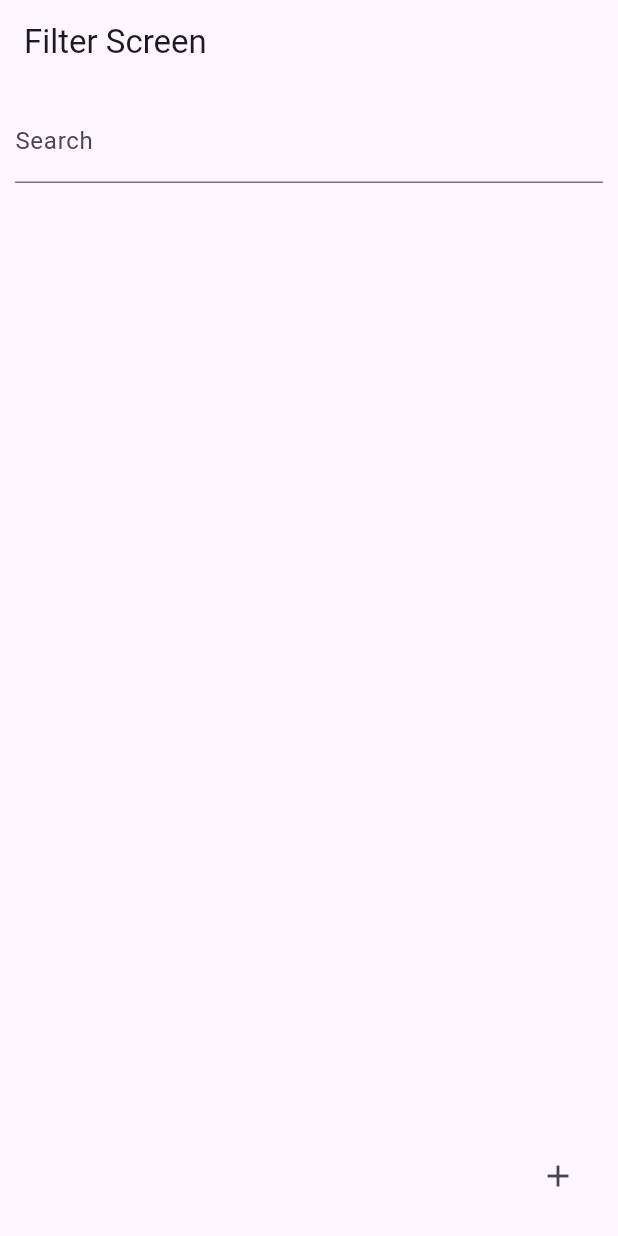
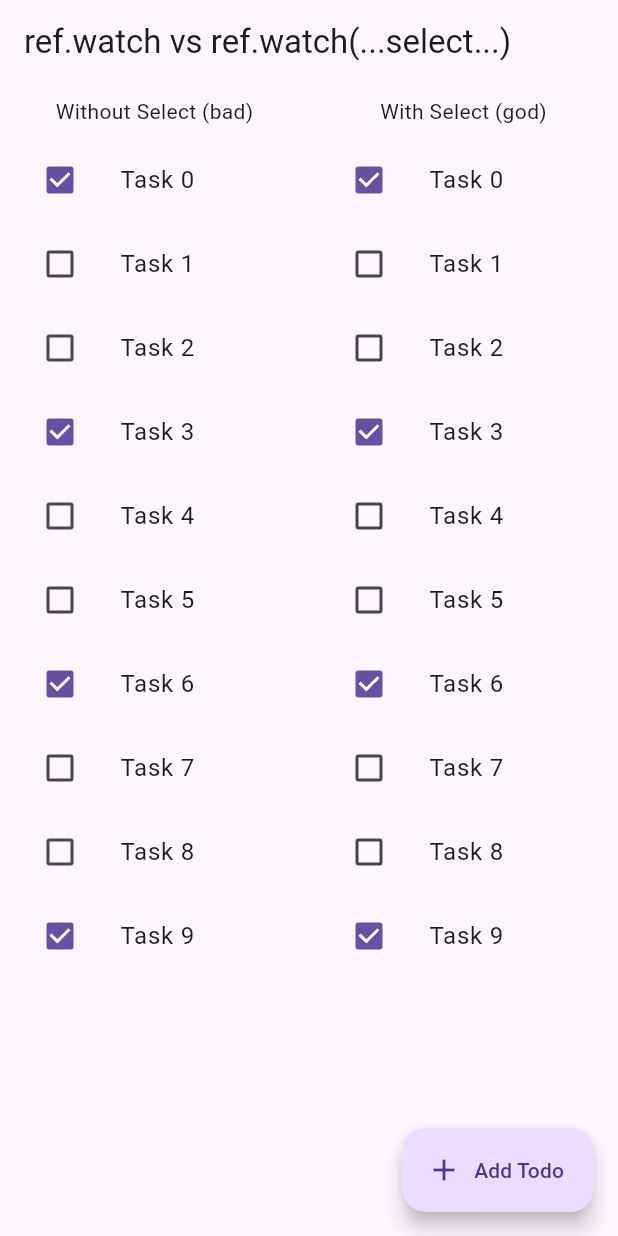
Before and after one commit to Gohelkrish173/Riverpod_Demo, a Flutter app: the screen it shows after launch, on a phone screen of 412 x 824 dp. Run offline on Flutter 3.47's test engine with Material 3 defaults, Android fonts, the light colour scheme and no system bars; our stand-ins replace flutter_riverpod.

Commit message:
Add Example of .select and change in word file

```diff
--- a/lib/Section 3/Computed And Derieved Providers/computed_derived_filter_screen.dart
+++ b/lib/Section 3/Computed And Derieved Providers/computed_derived_filter_screen.dart
@@ -1,7 +1,9 @@
 
 import 'package:flutter/material.dart';
 import 'package:flutter_riverpod/flutter_riverpod.dart';
-import 'package:riverpod_exercise/Section%203/Computed%20And%20Derieved%20Providers/computed_derived_providers.dart';
+
+import 'computed_derived_providers.dart';
+
 
 class FilterScreen extends ConsumerWidget {
   const FilterScreen({super.key});
--- a/lib/Section 3/Computed And Derieved Providers/derived_screen.dart
+++ b/lib/Section 3/Computed And Derieved Providers/derived_screen.dart
@@ -1,7 +1,9 @@
 
 import 'package:flutter/material.dart';
 import 'package:flutter_riverpod/flutter_riverpod.dart';
-import 'package:riverpod_exercise/Section%203/Computed%20And%20Derieved%20Providers/computed_derived_providers.dart';
+
+import 'computed_derived_providers.dart';
+
 
 class SumScreen extends ConsumerWidget {
   const SumScreen({super.key});
--- /dev/null
+++ b/lib/Section 3/Select Operations/select_list_screen.dart
@@ -0,0 +1,138 @@
+
+import 'package:flutter/material.dart';
+import 'package:flutter_riverpod/flutter_riverpod.dart';
+
+import 'package:riverpod_exercise/Section2/StateNotifierDemo/todo_example/todo_model.dart';
+import '../../Section2/StateNotifierDemo/todo_example/todo_provider_controller.dart';
+
+class CompareSelectSelect extends ConsumerWidget {
+  const CompareSelectSelect({super.key});
+
+  @override
+  Widget build(BuildContext context,WidgetRef ref) {
+    final notifier = ref.read(todoListProvider.notifier);
+    return Scaffold(
+      appBar: AppBar(title: Text('ref.watch vs ref.watch(...select...)'),),
+      body: Row(
+        children: [
+          // Left watches whole list (no select)
+          Expanded(
+            child: Column(
+              children: [
+                Padding(padding: EdgeInsets.all(8.0),
+                  child: Text('Without Select (bad)'),
+                ),
+                Expanded(child: TodoListWithoutSelect()),
+              ],
+            )
+          ),
+
+          // Right Side: use Select (good)
+          Expanded(
+            child: Column(
+              children: [
+                Padding(padding: EdgeInsets.all(8.0),
+                  child: Text('With Select (god)'),
+                ),
+                Expanded(child: TodoListWithSelect()),
+              ],
+            ),
+          ),
+        ],
+      ),
+      floatingActionButton: FloatingActionButton.extended(
+        onPressed: ()=>notifier.add('New Task ${DateTime.now().second}'),
+        label : Text('Add Todo'),
+        icon: Icon(Icons.add),
+      ),
+    );
+  }
+}
+
+class TodoListWithoutSelect extends ConsumerWidget {
+  const TodoListWithoutSelect({super.key});
+
+  @override
+  Widget build(BuildContext context,WidgetRef ref) {
+    final todos = ref.watch(todoListProvider);
+    return ListView.builder(
+      itemCount: todos.length,
+      itemBuilder: (_, i) {
+        final todo = todos[i];
+        return TodoItemWithoutSelect(todo : todo);
+      },
+    );
+  }
+}
+
+class TodoItemWithoutSelect extends ConsumerWidget {
+  final TodoModel todo;
+  const TodoItemWithoutSelect({required this.todo,super.key});
+
+  @override
+  Widget build(BuildContext context,WidgetRef ref) {
+    final notifier = ref.read(todoListProvider.notifier);
+    // print to see rebuild
+    print('WithoutSelect: build item ${todo.id}');
+
+    return ListTile(
+      title: Text(todo.title),
+      leading: Checkbox(
+        value: todo.completed,
+        onChanged: (_){
+          notifier.update(id:todo.id,completed: !todo.completed);
+        }
+      ),
+    );
+  }
+}
+
+class TodoListWithSelect extends ConsumerWidget {
+  const TodoListWithSelect({super.key});
+
+  @override
+  Widget build(BuildContext context,WidgetRef ref) {
+    // it is read only single time and rebuild when list length would be changed.
+    final todos = ref.watch(todoListProvider);
+    return ListView.builder(
+      itemCount: todos.length,
+      itemBuilder: (_, i) {
+        final title = ref.read(todoListProvider)[i].title;
+        final id = ref.read(todoListProvider)[i].id;
+        return TodoItemWithSelect(todoId : id,title : title);
+      },
+    );
+  }
+}
+
+class TodoItemWithSelect extends ConsumerWidget {
+  final int todoId;
+  final String title;
+  const TodoItemWithSelect({required this.todoId,required this.title,super.key});
+
+  @override
+  Widget build(BuildContext context,WidgetRef ref) {
+    final completed = ref.watch(
+      todoListProvider.select((list){
+        // this is runs on provider change, but the resulting bool is Completed with ==,
+        // so widget rebuilds only when the bool toggles.
+        final t = list.firstWhere((t)=> t.id == todoId);
+        return t.completed;
+      }),
+    );
+    // print to see rebuild
+    print('WithSelect: build item ${todoId} - completed $completed');
+
+    final notifier = ref.read(todoListProvider.notifier);
+
+    return ListTile(
+      title: Text(title),
+      leading: Checkbox(
+          value: completed,
+          onChanged: (_){
+            notifier.update(id:todoId,completed: !completed);
+          }
+      ),
+    );
+  }
+}
--- /dev/null
+++ b/lib/Section 3/Select Operations/select_simple_demo.dart
@@ -0,0 +1,43 @@
+
+import 'package:flutter/material.dart';
+import 'package:flutter_riverpod/flutter_riverpod.dart';
+import 'package:flutter_riverpod/legacy.dart';
+import 'package:riverpod_exercise/Section2/StateNotifierDemo/todo_example/todo_model.dart';
+
+final simpleSelectProvider = StateProvider((ref)=>TodoModel(id: 1, title: "Cricket Playing", completed: false));
+
+class SimpleSelectDemo extends ConsumerWidget {
+  const SimpleSelectDemo({super.key});
+
+  @override
+  Widget build(BuildContext context,WidgetRef ref) {
+    final completed = ref.watch(simpleSelectProvider.select((t)=>t.completed));
+    final title = ref.watch(simpleSelectProvider).title;
+    print('Rebuild');
+    return Scaffold(
+      appBar: AppBar(title: Text('Simple Select Demo'),),
+      body: Column(
+        children: [
+          Text("With Select",style: TextStyle(fontWeight: FontWeight.bold),),
+          SizedBox(height: 8,),
+          Text('Title (read) : ${title}'),
+          SizedBox(height: 6,),
+          Row(
+            children: [
+              Text('Completed:'),
+              SizedBox(width: 8,),
+              Checkbox(value: completed, onChanged: (_){
+                final t = ref.read(simpleSelectProvider);
+                ref.read(simpleSelectProvider.notifier).state = t.copyWith(completed: !t.completed);
+              }),
+              Checkbox(value: completed, onChanged: (_){
+                final t = ref.read(simpleSelectProvider);
+                ref.read(simpleSelectProvider.notifier).state = t.copyWith(title: "Football Playing");
+              }),
+            ],
+          )
+        ],
+      ),
+    );
+  }
+}
--- a/lib/Section2/StateNotifierDemo/todo_example/todo_provider_controller.dart
+++ b/lib/Section2/StateNotifierDemo/todo_example/todo_provider_controller.dart
@@ -5,7 +5,10 @@ import 'package:riverpod_exercise/Section2/StateNotifierDemo/todo_example/todo_m
 // StateNotifier Provider
 
 final todoListProvider = StateNotifierProvider<TodoListNotifier,List<TodoModel>>(
-        (ref)=>TodoListNotifier([]),
+    (ref)=>TodoListNotifier(List.generate(10,
+       (i)=>TodoModel(id: i, title: 'Task $i', completed: i %3 == 0)
+     ,),
+    ),
 );
 
 // Class
--- a/lib/main.dart
+++ b/lib/main.dart
@@ -2,6 +2,8 @@ import 'package:flutter/material.dart';
 import 'package:flutter_riverpod/flutter_riverpod.dart';
 import 'package:riverpod_exercise/Section%203/Computed%20And%20Derieved%20Providers/computed_derived_filter_screen.dart';
 import 'package:riverpod_exercise/Section%203/Computed%20And%20Derieved%20Providers/derived_screen.dart';
+import 'package:riverpod_exercise/Section%203/Select%20Operations/select_list_screen.dart';
+import 'package:riverpod_exercise/Section%203/Select%20Operations/select_simple_demo.dart';
 import 'package:riverpod_exercise/Section2/AsyncNotifierDemo/async_notifier_greeting_screen_demo.dart';
 import 'package:riverpod_exercise/Section2/FutureProviderDemo/StudentData_Using_FutureProvider.dart';
 import 'package:riverpod_exercise/Section2/FutureProviderDemo/foodData_using_FutureProvider.dart';
@@ -58,6 +60,9 @@ class MyApp extends ConsumerWidget {
    // Section 3
 
     // return SumScreen();
-    return FilterScreen();
+    // return FilterScreen();
+
+    // return SimpleSelectDemo();
+    return CompareSelectSelect();
   }
 }
```
Also changed, not shown: 1 other file.
